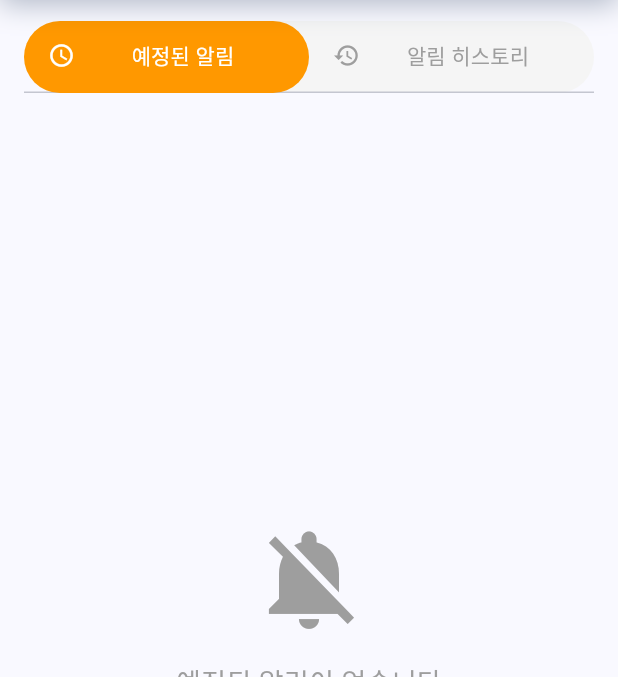
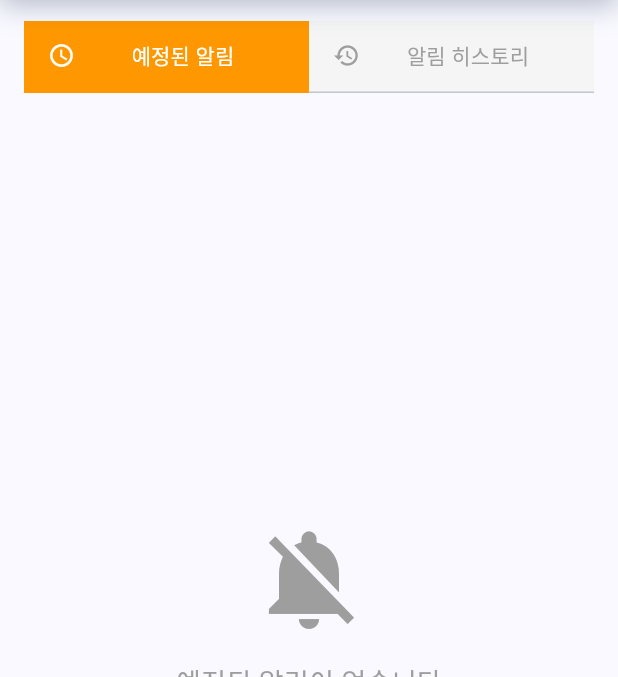
Before and after one commit to DIVERS-BUSAN/wavi-app, a Flutter app: the NotificationScreen screen opened directly, on a phone screen of 412 x 824 dp, the part 87-764 px from its top. Run offline on Flutter 3.47's test engine with Material 3 defaults, Android fonts, the phone set to English and light mode, and no system bars; our stand-ins replace flutter_dotenv, flutter_local_notifications, flutter_tts, geolocator, permission_handler, shared_preferences and 3 more; missing offline and left inert: kakao_flutter_sdk_common, kakao_flutter_sdk_navi, kakao_map_plugin; accounts and stored records are empty.

Commit message:
[chore] Remove border radius of alert tab

```diff
--- a/lib/screens/notification_screen.dart
+++ b/lib/screens/notification_screen.dart
@@ -70,13 +70,11 @@ class _NotificationScreenState extends State<NotificationScreen> {
                       margin: const EdgeInsets.all(16),
                       decoration: BoxDecoration(
                         color: Colors.grey.shade100,
-                        borderRadius: BorderRadius.circular(25),
                       ),
                       child: TabBar(
                         indicatorSize: TabBarIndicatorSize.tab,
                         indicator: const BoxDecoration(
                           color: Colors.orange,
-                          borderRadius: BorderRadius.all(Radius.circular(25)),
                         ),
                         labelColor: Colors.white,
                         unselectedLabelColor: Colors.grey,
```
